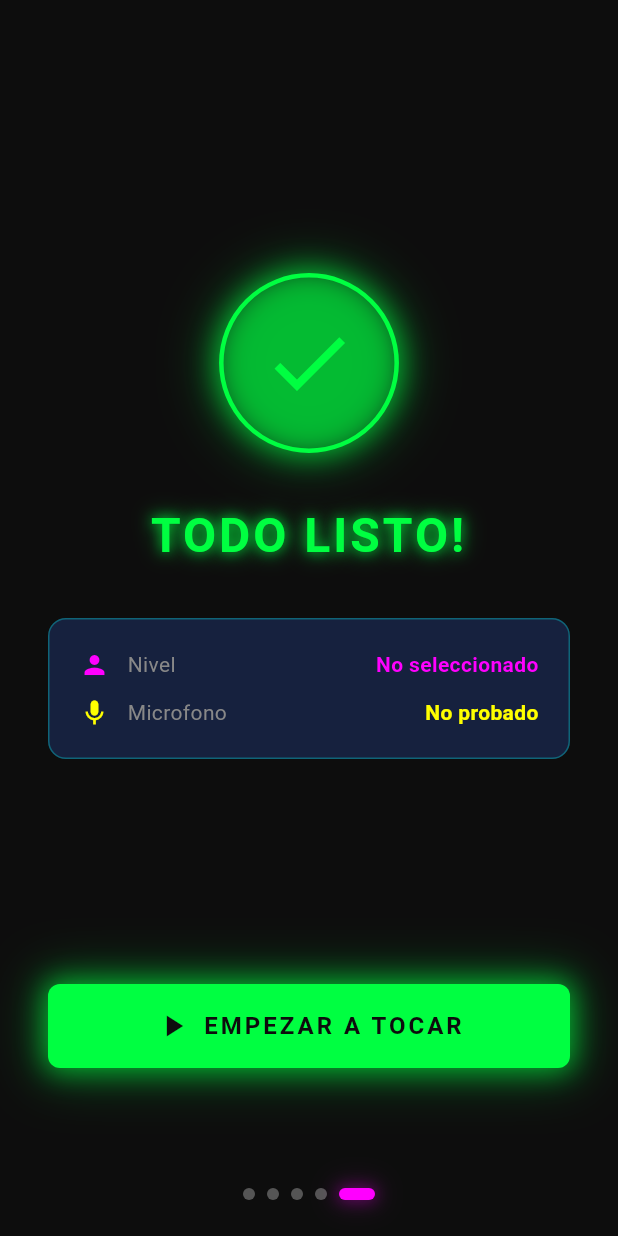
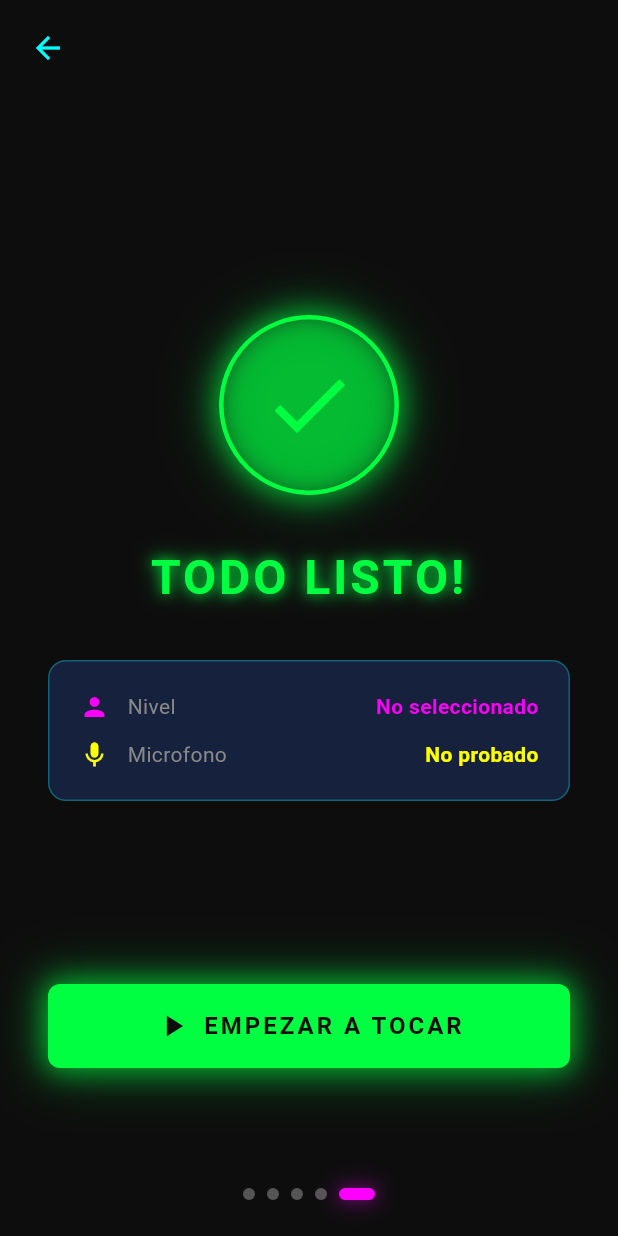
Before and after one commit to cristiangastonl/GuitarrApp, a Flutter app: the screen it shows after launch, swiped to page 5, on a phone screen of 412 x 824 dp. Run offline on Flutter 3.47's test engine with Material 3 defaults, Android fonts, the phone set to English and light mode, and no system bars; our stand-ins replace flutter_dotenv, flutter_riverpod, google_generative_ai, permission_handler, shared_preferences; missing offline and left inert: audio_session, dart:js_interop, flutter_sound.

Commit message:
feat: Add back navigation in onboarding and tutorial replay from home
- Back button on onboarding pages to return to previous steps
- Tutorial button on home screen to replay onboarding

Co-Authored-By: Claude Opus 4.6 <noreply@anthropic.com>

```diff
--- a/lib/core/storage/preferences_helper.dart
+++ b/lib/core/storage/preferences_helper.dart
@@ -129,6 +129,11 @@ class PreferencesHelper {
   static Future<void> setOnboardingCompleted() async {
     final prefs = await _preferences;
     await prefs.setBool(_keyOnboardingCompleted, true);
+  }
+
+  static Future<void> setOnboardingNotCompleted() async {
+    final prefs = await _preferences;
+    await prefs.setBool(_keyOnboardingCompleted, false);
   }
 
   // Skill level: 'principiante', 'intermedio', 'avanzado'
--- a/lib/features/onboarding/presentation/screens/onboarding_screen.dart
+++ b/lib/features/onboarding/presentation/screens/onboarding_screen.dart
@@ -48,6 +48,13 @@ class _OnboardingScreenState extends ConsumerState<OnboardingScreen> {
     final current = _pageController.page?.round() ?? 0;
     if (current < _totalPages - 1) {
       _goToPage(current + 1);
+    }
+  }
+
+  void _previousPage() {
+    final current = _pageController.page?.round() ?? 0;
+    if (current > 0) {
+      _goToPage(current - 1);
     }
   }
 
@@ -119,6 +126,18 @@ class _OnboardingScreenState extends ConsumerState<OnboardingScreen> {
       body: SafeArea(
         child: Column(
           children: [
+            // Back button (visible from page 1 onwards)
+            if (state.currentPage > 0)
+              Align(
+                alignment: Alignment.centerLeft,
+                child: Padding(
+                  padding: const EdgeInsets.only(left: 8, top: 8),
+                  child: IconButton(
+                    icon: const Icon(Icons.arrow_back, color: ArcadeColors.neonCyan),
+                    onPressed: _previousPage,
+                  ),
+                ),
+              ),
             Expanded(
               child: PageView(
                 controller: _pageController,
```
Also changed, not shown: lib/features/home/presentation/screens/arcade_home_screen.dart (+19 -0 lines).
